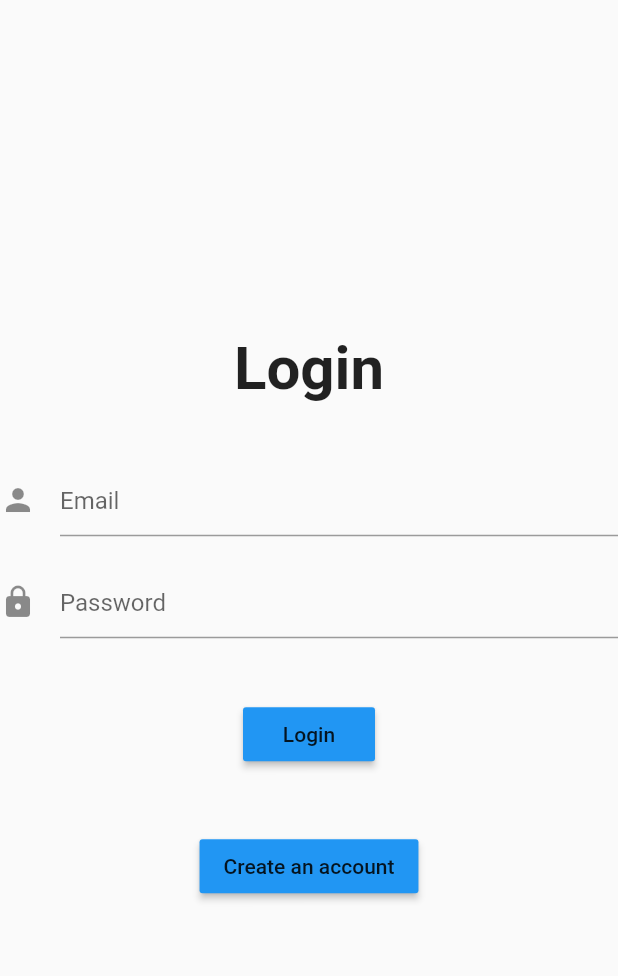
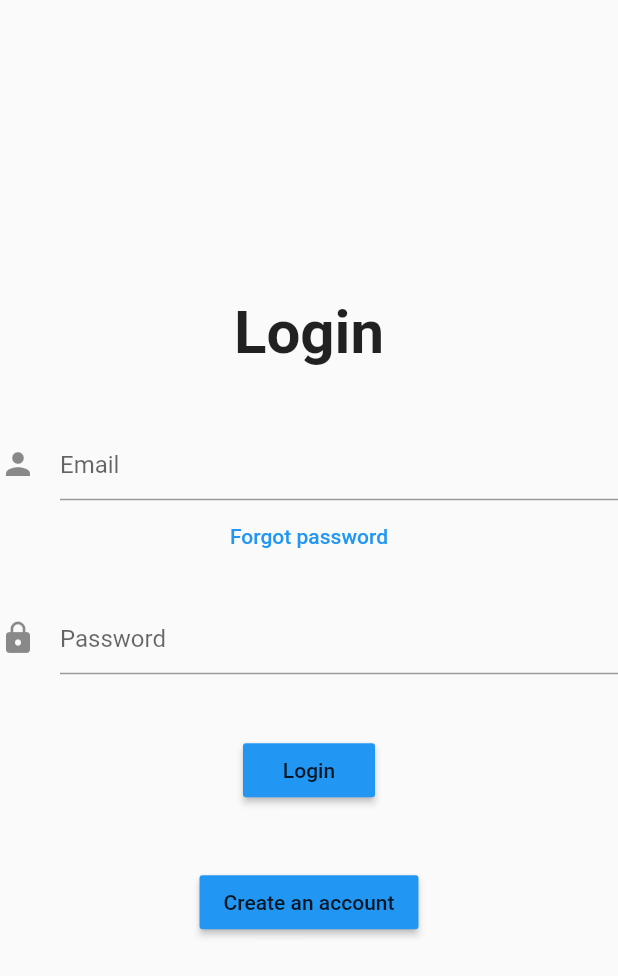
Before and after one commit to samanshk/flutter_test, a Flutter app: the screen it shows after launch, on a phone screen of 412 x 824 dp. Shown: the top 976 px of the screen. Run offline on Flutter 3.47's test engine with Material 2 defaults, Android fonts, the phone set to English and light mode, and no system bars; our stand-ins replace firebase_auth; accounts and stored records are empty.

```diff
--- a/authenticate/lib/Login.dart
+++ b/authenticate/lib/Login.dart
@@ -2,6 +2,7 @@ import 'package:firebase_auth/firebase_auth.dart';
 import 'package:flutter/material.dart';
 import 'SIgnup.dart';
 import 'Home.dart';
+import 'Forgot.dart';
 
 class Login extends StatefulWidget {
   @override
@@ -42,6 +43,17 @@ class _LoginState extends State<Login> {
               hintText: 'Email'
             ),
           ),
+          MaterialButton(
+            onPressed: () {
+              Navigator.push(context, MaterialPageRoute(builder: (context) => Forgot()));
+            },
+            child: Text(
+              'Forgot password',
+              style: TextStyle(
+                color: Colors.blue
+              ),
+            ),
+          ),
           Padding(padding: EdgeInsets.all(10),),
           TextField(
             controller: pass,
--- a/authenticate/lib/SIgnup.dart
+++ b/authenticate/lib/SIgnup.dart
@@ -58,7 +58,7 @@ class _SignupState extends State<Signup> {
           ),
           Padding(padding: EdgeInsets.all(20),),
           MaterialButton(
-            onPressed: () {},
+            onPressed: () {Navigator.pop(context);},
             child: Text('Login'),
             color: Colors.blue
           )
```
Also changed, not shown: authenticate/lib/Forgot.dart (added, +38 -0 lines).
